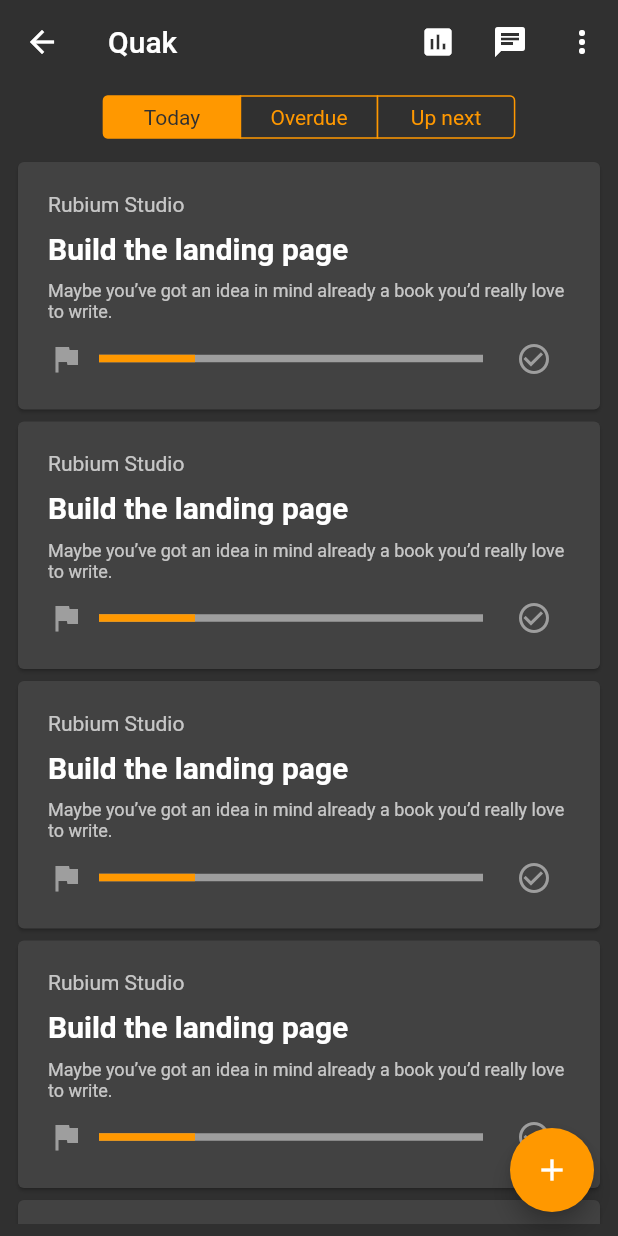
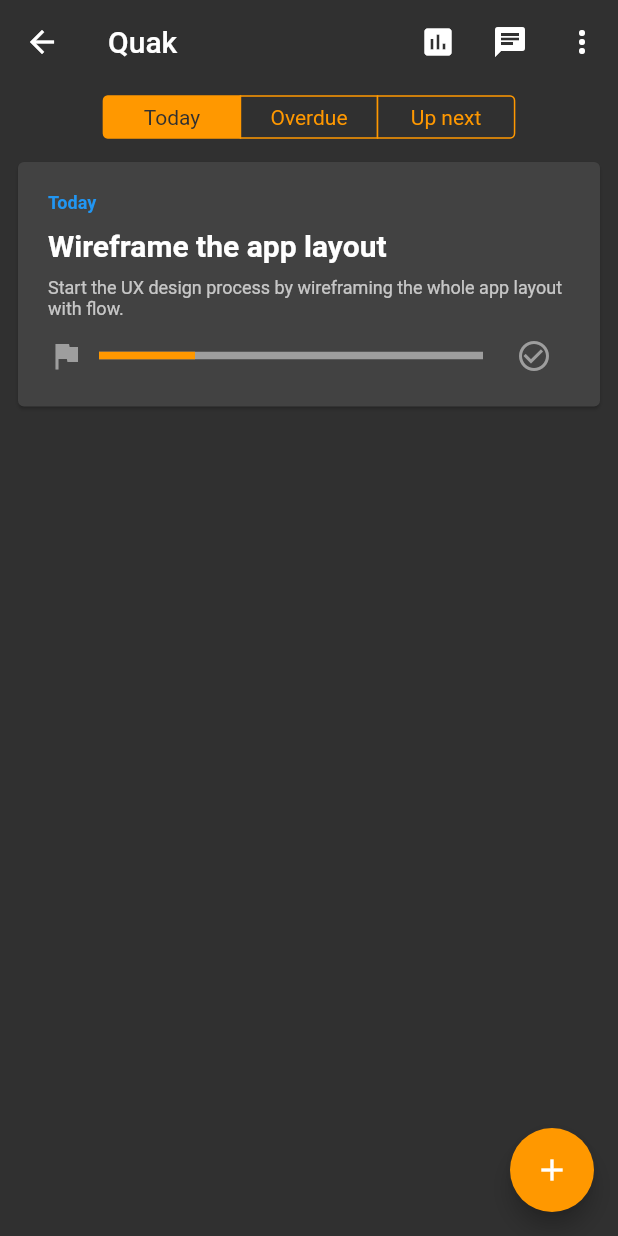
Before and after one commit to amirhesham65/Panther-App, a Flutter app: the SingleWorkspaceView screen opened by its route, on a phone screen of 412 x 824 dp. Run offline on Flutter 3.47's test engine with Material 2 defaults, Android fonts, the phone set to English and light mode, and no system bars; drawn by our look-alikes of percent_indicator.

Commit message:
Updated the task card in single workspace tasks listing

```diff
--- a/lib/views/SingleWorkspaceView.dart
+++ b/lib/views/SingleWorkspaceView.dart
@@ -1,6 +1,7 @@
 import 'package:flutter/material.dart';
 import 'package:panther_app/components/SegmentsOfControl.dart';
 import 'package:panther_app/components/task_card.dart';
+import 'package:percent_indicator/linear_percent_indicator.dart';
 
 class SingleWorkspaceView extends StatelessWidget {
   @override
@@ -46,36 +47,70 @@ class SingleWorkspaceView extends StatelessWidget {
               Expanded(
                 child: ListView(
                   children: <Widget>[
-                    TaskCard(
-                      projectName: 'Rubium Studio',
-                      taskTitle: 'Build the landing page',
-                      taskDescription:
-                          'Maybe you’ve got an idea in mind already a book you’d really love to write.',
-                    ),
-                    TaskCard(
-                      projectName: 'Rubium Studio',
-                      taskTitle: 'Build the landing page',
-                      taskDescription:
-                          'Maybe you’ve got an idea in mind already a book you’d really love to write.',
-                    ),
-                    TaskCard(
-                      projectName: 'Rubium Studio',
-                      taskTitle: 'Build the landing page',
-                      taskDescription:
-                          'Maybe you’ve got an idea in mind already a book you’d really love to write.',
-                    ),
-                    TaskCard(
-                      projectName: 'Rubium Studio',
-                      taskTitle: 'Build the landing page',
-                      taskDescription:
-                          'Maybe you’ve got an idea in mind already a book you’d really love to write.',
-                    ),
-                    TaskCard(
-                      projectName: 'Rubium Studio',
-                      taskTitle: 'Build the landing page',
-                      taskDescription:
-                          'Maybe you’ve got an idea in mind already a book you’d really love to write.',
-                    ),
+                    Container(
+                      width: 300.0,
+                      child: Container(
+                        child: Card(
+                          child: Padding(
+                            padding: const EdgeInsets.symmetric(
+                              horizontal: 20.0,
+                              vertical: 10.0,
+                            ),
+                            child: Column(
+                              crossAxisAlignment: CrossAxisAlignment.start,
+                              children: <Widget>[
+                                SizedBox(height: 10.0),
+                                Text(
+                                  'Today',
+                                  style: TextStyle(
+                                    fontSize: 12.0,
+                                    fontWeight: FontWeight.bold,
+                                    color: Colors.blue,
+                                  ),
+                                ),
+                                SizedBox(height: 10.0),
+                                Text(
+                                  'Wireframe the app layout',
+                                  style: TextStyle(
+                                    fontSize: 20.0,
+                                    fontWeight: FontWeight.bold,
+                                  ),
+                                ),
+                                SizedBox(height: 10.0),
+                                Text(
+                                  'Start the UX design process by wireframing the whole app layout with flow.',
+                                  style: TextStyle(
+                                    fontSize: 12.0,
+                                    color: Theme.of(context)
+                                        .primaryTextTheme
+                                        .caption
+                                        .color,
+                                  ),
+                                ),
+                                Row(
+                                  children: <Widget>[
+                                    Icon(Icons.flag, color: Colors.grey),
+                                    Expanded(
+                                      child: LinearPercentIndicator(
+                                        percent: 0.25,
+                                        progressColor:
+                                            Theme.of(context).accentColor,
+                                        backgroundColor: Colors.grey,
+                                      ),
+                                    ),
+                                    IconButton(
+                                      onPressed: () {},
+                                      icon: Icon(Icons.check_circle_outline),
+                                      color: Colors.grey,
+                                    ),
+                                  ],
+                                ),
+                              ],
+                            ),
+                          ),
+                        ),
+                      ),
+                    )
                   ],
                 ),
               )
```
